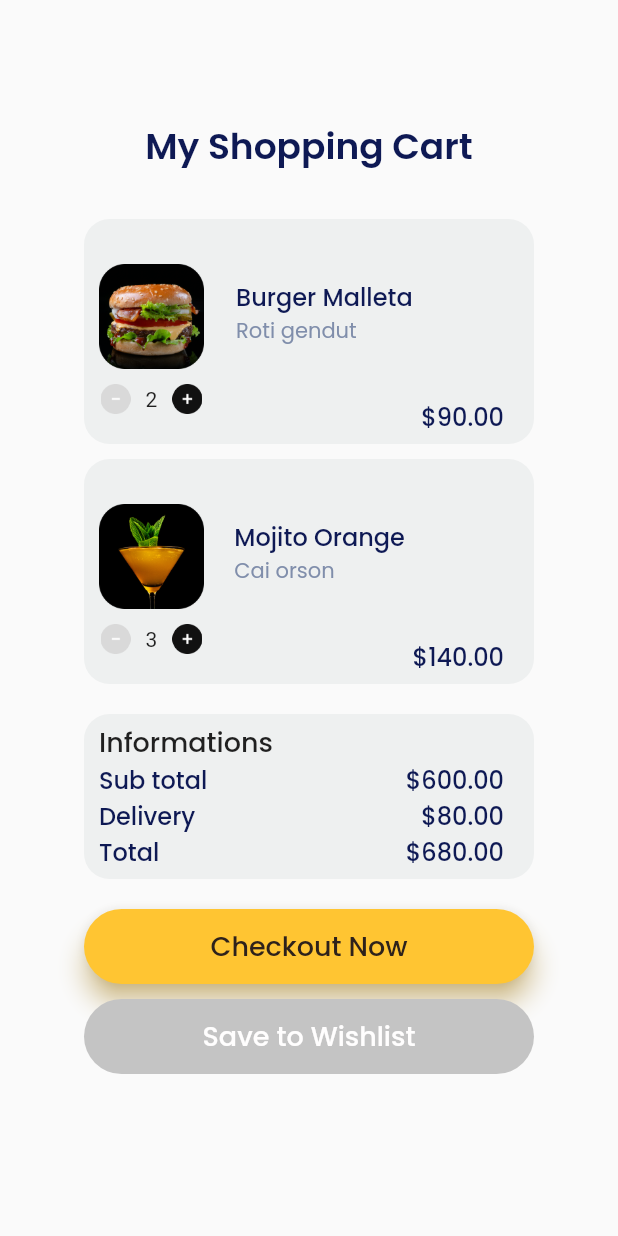
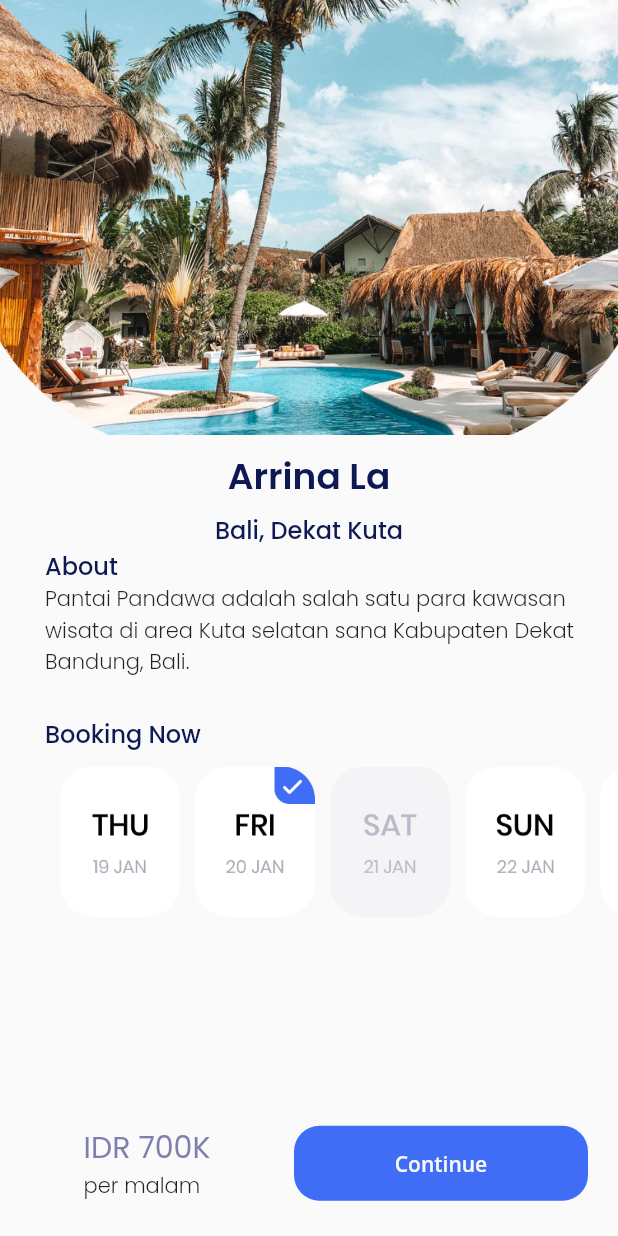
Before and after one commit to farisqadr/sevendays, a Flutter app: the screen it shows after launch, on a phone screen of 412 x 824 dp. Run offline on Flutter 3.47's test engine with Material 2 defaults, Android fonts, the phone set to English and light mode, and no system bars; our stand-ins replace google_fonts.

Commit message:
just finished the course

```diff
--- a/lib/main.dart
+++ b/lib/main.dart
@@ -1,11 +1,12 @@
 import 'package:flutter/material.dart';
-import 'package:sevendays/pages/shopping_cart.dart';
+import 'package:sevendays/pages/challenge7.dart';
 
 void main() => runApp(SevenDays());
 
 class SevenDays extends StatelessWidget {
   @override
   Widget build(BuildContext context) {
-    return MaterialApp(debugShowCheckedModeBanner: false, home: ShoppingCart());
+    return MaterialApp(
+        debugShowCheckedModeBanner: false, home: ChallengeSeven());
   }
 }
--- a/lib/pages/challenge6.dart
+++ b/lib/pages/challenge6.dart
@@ -116,18 +116,32 @@ class ChallengeSix extends StatelessWidget {
             SizedBox(
               height: 30,
             ),
-            TextButton(
+            Container(
+              width: 300,
+              height: 100,
+              child: TextButton(
                   style: TextButton.styleFrom(
                     backgroundColor: Color(0xffE57C73),
                     shadowColor: Color(0xffE57C73),
+                    elevation: 20,
                     shape: RoundedRectangleBorder(
                         borderRadius: BorderRadius.circular(20)),
                   ),
                   onPressed: () {},
-                child: Text(
+                  child: Padding(
+                    padding: const EdgeInsets.only(left: 70, right: 5),
+                    child: Row(
+                      mainAxisAlignment: MainAxisAlignment.spaceBetween,
+                      children: [
+                        Text(
                           'Subscribe Now',
                           style: buttonTextStyle,
+                        ),
+                        Image.asset('assets/btn_arrow.png')
+                      ],
+                    ),
                   )),
+            ),
             SizedBox(
               height: 5,
             ),
--- /dev/null
+++ b/lib/pages/challenge7.dart
@@ -0,0 +1,127 @@
+import 'package:flutter/material.dart';
+import 'package:google_fonts/google_fonts.dart';
+import 'package:sevendays/widget/theme.dart';
+
+class ChallengeSeven extends StatelessWidget {
+  @override
+  Widget build(BuildContext context) {
+    Widget gambar(String urlGambar) {
+      return Padding(
+        padding: const EdgeInsets.only(left: 10),
+        child: Image.asset(
+          urlGambar,
+          width: 80,
+        ),
+      );
+    }
+
+    return Scaffold(
+      body: Column(
+        children: [
+          Container(
+            width: MediaQuery.of(context).size.width,
+            height: 290,
+            decoration: BoxDecoration(
+              image: DecorationImage(
+                fit: BoxFit.fitWidth,
+                image: AssetImage('assets/cover.png'),
+              ),
+            ),
+          ),
+          SizedBox(
+            height: 10,
+          ),
+          Text(
+            'Arrina La',
+            style: boldTextStyle,
+          ),
+          SizedBox(
+            height: 5,
+          ),
+          Text(
+            'Bali, Dekat Kuta',
+            style: lightTextStyle,
+          ),
+          Padding(
+            padding: const EdgeInsets.only(left: 30),
+            child: Column(
+              crossAxisAlignment: CrossAxisAlignment.start,
+              children: [
+                Text(
+                  'About',
+                  style: lightTextStyle,
+                  textAlign: TextAlign.left,
+                ),
+                Text(
+                  'Pantai Pandawa adalah salah satu para kawasan wisata di area Kuta selatan sana Kabupaten Dekat Bandung, Bali.',
+                  style: GoogleFonts.poppins(fontWeight: FontWeight.w300),
+                ),
+                SizedBox(
+                  height: 25,
+                ),
+                Text(
+                  'Booking Now',
+                  style: lightTextStyle,
+                  textAlign: TextAlign.left,
+                ),
+                SingleChildScrollView(
+                  scrollDirection: Axis.horizontal,
+                  padding: const EdgeInsets.only(top: 10),
+                  child: Row(
+                    children: [
+                      gambar('assets/day_one.png'),
+                      gambar('assets/day_two.png'),
+                      gambar('assets/day_three.png'),
+                      gambar('assets/day_four.png'),
+                      gambar('assets/day_one.png'),
+                    ],
+                  ),
+                ),
+              ],
+            ),
+          )
+        ],
+      ),
+      bottomNavigationBar: Padding(
+        padding: const EdgeInsets.only(right: 20),
+        child: BottomNavigationBar(
+            type: BottomNavigationBarType.fixed,
+            elevation: 0,
+            items: <BottomNavigationBarItem>[
+              BottomNavigationBarItem(
+                  icon: Column(
+                    crossAxisAlignment: CrossAxisAlignment.start,
+                    children: [
+                      Text(
+                        'IDR 700K',
+                        style: priceTextStyle,
+                      ),
+                      Text(
+                        'per malam',
+                        style: GoogleFonts.poppins(fontWeight: FontWeight.w300),
+                      )
+                    ],
+                  ),
+                  label: ''),
+              BottomNavigationBarItem(
+                  icon: Container(
+                    width: 220,
+                    height: 50,
+                    child: TextButton(
+                      style: TextButton.styleFrom(
+                          backgroundColor: Color(0xff3F6DF6),
+                          shape: RoundedRectangleBorder(
+                              borderRadius: BorderRadius.circular(17))),
+                      onPressed: () {},
+                      child: Text(
+                        'Continue',
+                        style: buttonTextStyle,
+                      ),
+                    ),
+                  ),
+                  label: '')
+            ]),
+      ),
+    );
+  }
+}
```
Also changed, not shown: pubspec.lock. Lines whose indentation alone changed are shown as unchanged.
